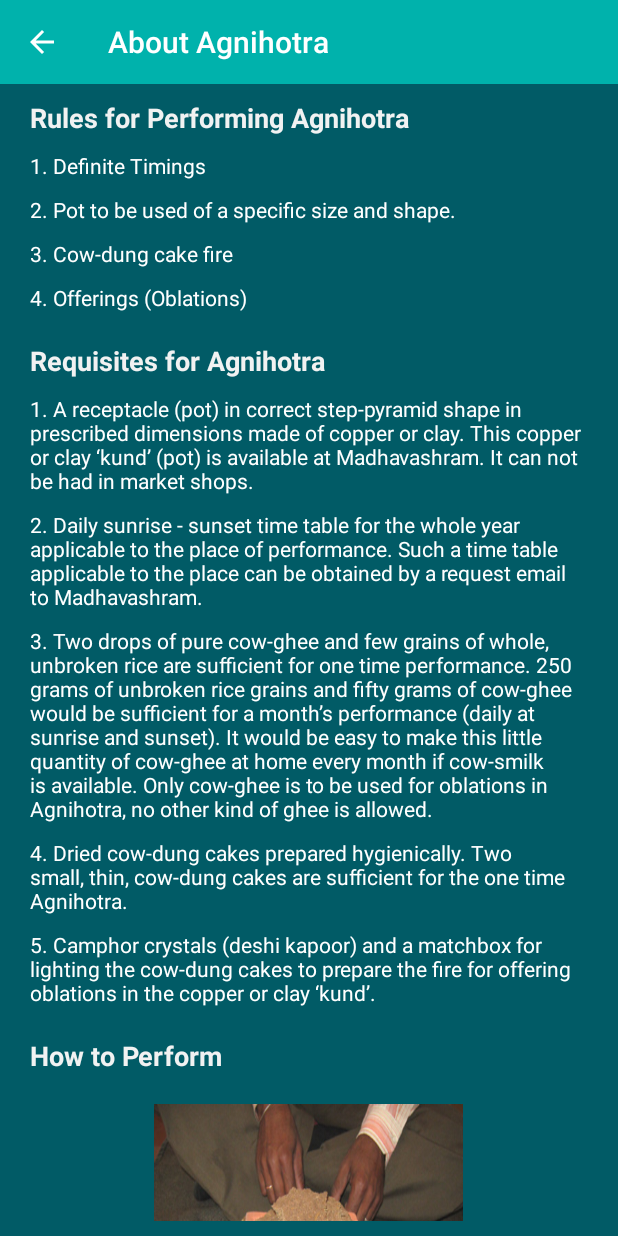
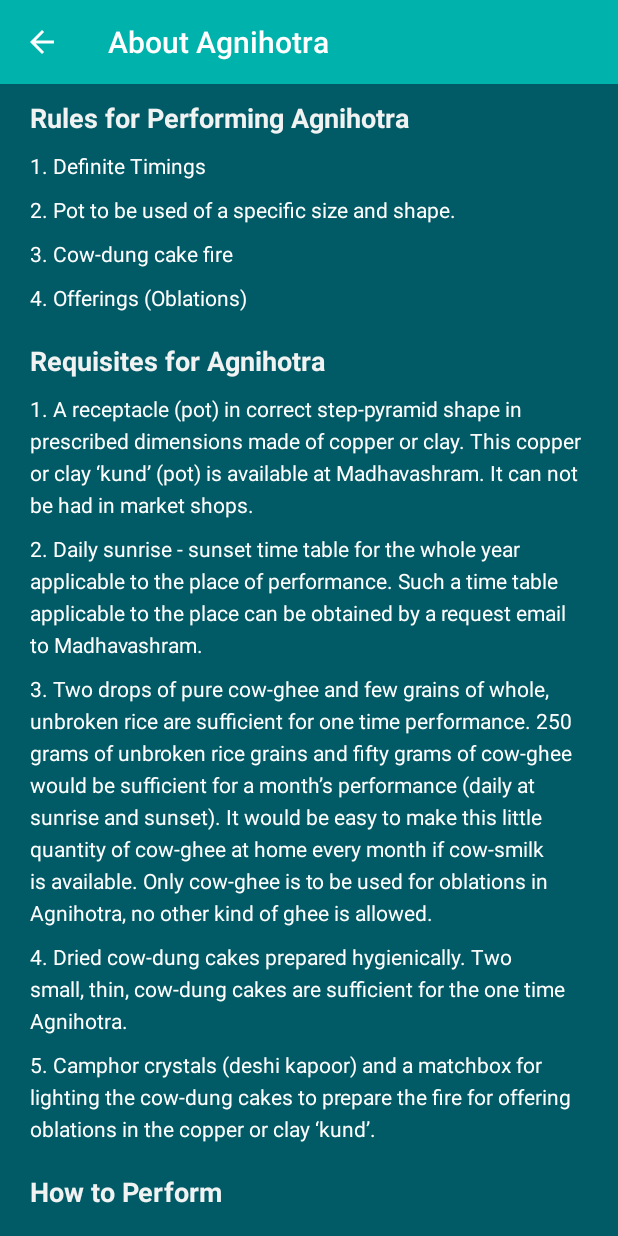
Before and after one commit to kanishk36/AgnihotraTimeTable, an Android app: the fragment AgnihotraProcedureFragment placed in its activity, on a phone screen of 412 x 824 dp. Run offline under Robolectric (Android 15) with nearby library versions, the phone set to English and light mode, and no system bars.

Commit message:
changes for line spacing

```diff
--- a/app/build.gradle
+++ b/app/build.gradle
@@ -24,7 +24,7 @@ android {
     productFlavors {
         maxapi19 {
             versionNameSuffix '-maxapi19'
-            minSdkVersion 9
+            minSdkVersion 14
             dimension "tier"
         }
 
--- a/app/src/main/AndroidManifest.xml
+++ b/app/src/main/AndroidManifest.xml
@@ -28,11 +28,11 @@
         android:supportsRtl="true"
         android:theme="@style/AppTheme">
 
-        <activity android:name=".views.SplashActivity"
-            android:theme="@style/AppTheme.Launcher">
+        <activity android:name=".views.SplashActivity">
             <intent-filter>
                 <action android:name="android.intent.action.MAIN" />
                 <category android:name="android.intent.category.LAUNCHER" />
+                <category android:name="android.intent.category.DEFAULT"/>
             </intent-filter>
         </activity>
 
@@ -44,6 +44,7 @@
         <activity
             android:name=".views.MainActivity"
             android:screenOrientation="portrait"
+            android:label="@string/toolbar_title"
             android:windowSoftInputMode="adjustPan|stateHidden">
         </activity>
 
--- a/app/src/main/res/layout/fragment_agnihotra_procedure.xml
+++ b/app/src/main/res/layout/fragment_agnihotra_procedure.xml
@@ -64,35 +64,40 @@
             android:layout_height="wrap_content"
             android:text="@string/lblRequisites1"
             android:textColor="@color/white"
-            android:layout_marginTop="@dimen/dp_10"/>
+            android:layout_marginTop="@dimen/dp_10"
+            android:lineSpacingExtra="@dimen/lineSpacingExtra"/>
 
         <TextView
             android:layout_width="wrap_content"
             android:layout_height="wrap_content"
             android:text="@string/lblRequisites2"
             android:textColor="@color/white"
-            android:layout_marginTop="@dimen/dp_10"/>
+            android:layout_marginTop="@dimen/dp_10"
+            android:lineSpacingExtra="@dimen/lineSpacingExtra"/>
 
         <TextView
             android:layout_width="wrap_content"
             android:layout_height="wrap_content"
             android:text="@string/lblRequisites3"
             android:textColor="@color/white"
-            android:layout_marginTop="@dimen/dp_10"/>
+            android:layout_marginTop="@dimen/dp_10"
+            android:lineSpacingExtra="@dimen/lineSpacingExtra"/>
 
         <TextView
             android:layout_width="wrap_content"
             android:layout_height="wrap_content"
             android:text="@string/lblRequisites4"
             android:textColor="@color/white"
-            android:layout_marginTop="@dimen/dp_10"/>
+            android:layout_marginTop="@dimen/dp_10"
+            android:lineSpacingExtra="@dimen/lineSpacingExtra"/>
 
         <TextView
             android:layout_width="wrap_content"
             android:layout_height="wrap_content"
             android:text="@string/lblRequisites5"
             android:textColor="@color/white"
-            android:layout_marginTop="@dimen/dp_10"/>
+            android:layout_marginTop="@dimen/dp_10"
+            android:lineSpacingExtra="@dimen/lineSpacingExtra"/>
 
         <!-- How to perform -->
 
@@ -119,7 +124,8 @@
             android:layout_height="wrap_content"
             android:text="@string/lblPerform1"
             android:textColor="@color/white"
-            android:layout_marginTop="@dimen/dp_10"/>
+            android:layout_marginTop="@dimen/dp_10"
+            android:lineSpacingExtra="@dimen/lineSpacingExtra"/>
 
         <ImageView
             android:id="@+id/procedureImage2"
@@ -144,7 +150,8 @@
             android:layout_height="wrap_content"
             android:text="@string/lblPerform2"
             android:textColor="@color/white"
-            android:layout_marginTop="@dimen/dp_10"/>
+            android:layout_marginTop="@dimen/dp_10"
+            android:lineSpacingExtra="@dimen/lineSpacingExtra"/>
 
         <ImageView
             android:id="@+id/procedureImage4"
@@ -160,7 +167,8 @@
             android:layout_height="wrap_content"
             android:text="@string/lblPerform3"
             android:textColor="@color/white"
-            android:layout_marginTop="@dimen/dp_10"/>
+            android:layout_marginTop="@dimen/dp_10"
+            android:lineSpacingExtra="@dimen/lineSpacingExtra"/>
 
         <ImageView
             android:id="@+id/procedureImage5"
@@ -176,7 +184,8 @@
             android:layout_height="wrap_content"
             android:text="@string/lblPerform4"
             android:textColor="@color/white"
-            android:layout_marginTop="@dimen/dp_10"/>
+            android:layout_marginTop="@dimen/dp_10"
+            android:lineSpacingExtra="@dimen/lineSpacingExtra"/>
 
         <TextView
             android:layout_width="wrap_content"
@@ -193,7 +202,8 @@
             android:layout_height="wrap_content"
             android:text="@string/lblPerform5"
             android:textColor="@color/white"
-            android:layout_marginTop="@dimen/dp_10"/>
+            android:layout_marginTop="@dimen/dp_10"
+            android:lineSpacingExtra="@dimen/lineSpacingExtra"/>
 
         <TextView
             android:layout_width="wrap_content"
@@ -210,7 +220,8 @@
             android:layout_height="wrap_content"
             android:text="@string/lblPerform6"
             android:textColor="@color/white"
-            android:layout_marginTop="@dimen/dp_10"/>
+            android:layout_marginTop="@dimen/dp_10"
+            android:lineSpacingExtra="@dimen/lineSpacingExtra"/>
 
         <TextView
             android:layout_width="wrap_content"
@@ -227,7 +238,8 @@
             android:layout_height="wrap_content"
             android:text="@string/lblPerform7"
             android:textColor="@color/white"
-            android:layout_marginTop="@dimen/dp_10"/>
+            android:layout_marginTop="@dimen/dp_10"
+            android:lineSpacingExtra="@dimen/lineSpacingExtra"/>
 
         <TextView
             android:layout_width="wrap_content"
@@ -244,7 +256,8 @@
             android:layout_height="wrap_content"
             android:text="@string/lblPerform8"
             android:textColor="@color/white"
-            android:layout_marginTop="@dimen/dp_10"/>
+            android:layout_marginTop="@dimen/dp_10"
+            android:lineSpacingExtra="@dimen/lineSpacingExtra"/>
 
         <TextView
             android:layout_width="wrap_content"
@@ -253,7 +266,8 @@
             android:textStyle="bold"
             android:textColor="@color/white_light"
             android:layout_marginTop="@dimen/dp_10"
-            android:layout_gravity="center_horizontal"/>
+            android:layout_gravity="center_horizontal"
+            android:lineSpacingExtra="@dimen/lineSpacingExtra"/>
 
         <TextView
             android:layout_width="wrap_content"
@@ -321,7 +335,8 @@
             android:layout_height="wrap_content"
             android:text="@string/lblPerform13"
             android:textColor="@color/white"
-            android:layout_marginTop="@dimen/dp_10"/>
+            android:layout_marginTop="@dimen/dp_10"
+            android:lineSpacingExtra="@dimen/lineSpacingExtra"/>
 
     </LinearLayout>
 
--- a/app/src/main/res/values/dimen.xml
+++ b/app/src/main/res/values/dimen.xml
@@ -26,4 +26,6 @@
     <dimen name="button_radius">25dp</dimen>
     <dimen name="button_height">50dp</dimen>
     <dimen name="button_width">180dp</dimen>
+
+    <dimen name="lineSpacingExtra">5dp</dimen>
 </resources>
--- a/app/src/main/res/values/styles.xml
+++ b/app/src/main/res/values/styles.xml
@@ -11,19 +11,6 @@
         <item name="android:textAllCaps">false</item>
         <item name="android:textColorPrimary">@color/white</item>
         <item name="android:textColorSecondary">@color/white</item>
-    </style>
-
-    <!-- Base application theme. -->
-    <style name="AppTheme.Launcher" parent="AppTheme">
-        <!-- Customize your theme here. -->
-        <item name="colorPrimary">@color/bright_turquoise</item>
-        <item name="colorPrimaryDark">@color/turquoise_dark</item>
-        <item name="colorAccent">@color/colorAccent</item>
-        <item name="android:statusBarColor">@color/turquoise</item>
-        <item name="android:textAllCaps">false</item>
-        <item name="android:textColorPrimary">@color/white</item>
-        <item name="android:textColorSecondary">@color/white</item>
-        <item name="android:windowDisablePreview">true</item>
     </style>
 
     <style name="SlideAnimation">
```
Also changed, not shown: app/src/main/res/layout/fragment_about_agnihotra.xml (+6 -3 lines), app/src/main/res/layout/fragment_about_madhavashram.xml (+5 -3 lines), app/src/main/res/values/strings.xml (+2 -2 lines), 1 other file.
